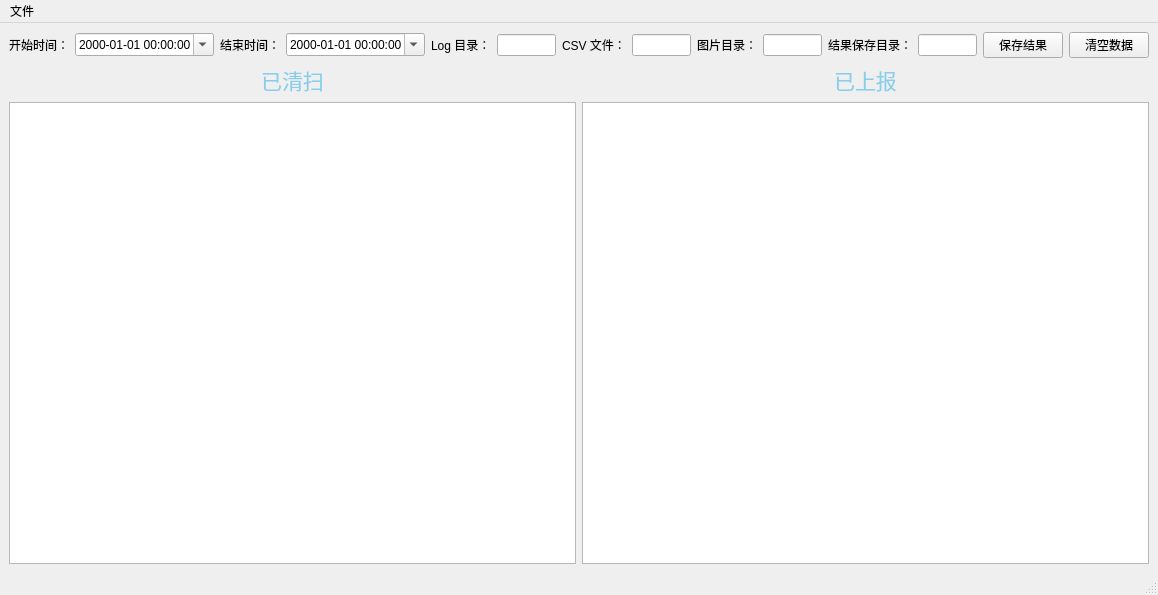
Before: the Qt Designer form ui/main.ui in gwt805/Log-Analysis-Tool, drawn with Qt 5.
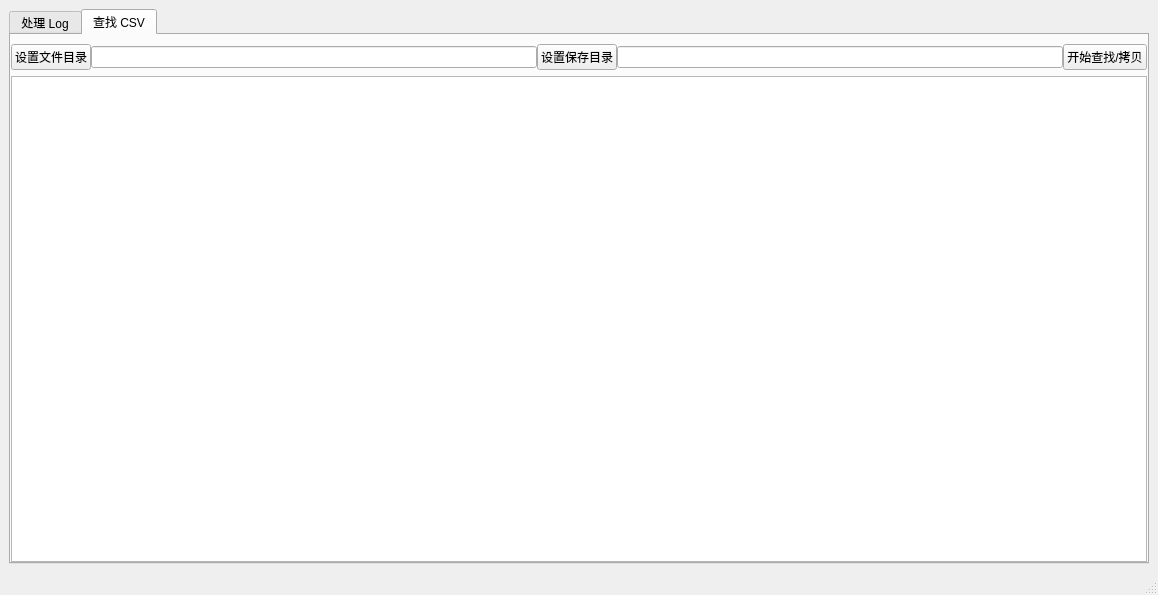
After: the same form once the commit is applied.

Commit message: add find and move info.csv

Diff of the .ui file:
```diff
--- a/ui/main.ui
+++ b/ui/main.ui
@@ -25,9 +25,34 @@
    </property>
    <layout class="QVBoxLayout" name="verticalLayout_5">
     <item>
-     <layout class="QVBoxLayout" name="verticalLayout">
+     <widget class="QTabWidget" name="tabWidget">
+      <property name="currentIndex">
+       <number>1</number>
+      </property>
+      <widget class="QWidget" name="tab_process_log">
+       <attribute name="title">
+        <string>处理 Log</string>
+       </attribute>
+       <layout class="QVBoxLayout" name="verticalLayout_4">
+        <property name="leftMargin">
+         <number>0</number>
+        </property>
+        <property name="topMargin">
+         <number>9</number>
+        </property>
+        <property name="rightMargin">
+         <number>0</number>
+        </property>
+        <property name="bottomMargin">
+         <number>0</number>
+        </property>
       <item>
-       <layout class="QHBoxLayout" name="horizontalLayout">
+         <layout class="QVBoxLayout" name="process_log_v_l">
+          <property name="spacing">
+           <number>0</number>
+          </property>
+          <item>
+           <layout class="QHBoxLayout" name="process_log_h_l">
         <item>
          <widget class="QLabel" name="label_start_time">
           <property name="text">
@@ -81,9 +106,9 @@
          </widget>
         </item>
         <item>
-         <widget class="QLabel" name="label_log">
+             <widget class="QPushButton" name="btn_log">
           <property name="text">
-           <string>Log 目录：</string>
+               <string>设置 Log 目录</string>
           </property>
          </widget>
         </item>
@@ -98,15 +123,9 @@
          </widget>
         </item>
         <item>
-         <widget class="QLabel" name="label_csv">
-          <property name="minimumSize">
-           <size>
-            <width>0</width>
-            <height>0</height>
-           </size>
-          </property>
+             <widget class="QPushButton" name="btn_csv">
           <property name="text">
-           <string>CSV 文件：</string>
+               <string>设置 CSV 目录</string>
           </property>
          </widget>
         </item>
@@ -118,9 +137,9 @@
          </widget>
         </item>
         <item>
-         <widget class="QLabel" name="label_img">
+             <widget class="QPushButton" name="btn_img">
           <property name="text">
-           <string>图片目录：</string>
+               <string>设置图片目录</string>
           </property>
          </widget>
         </item>
@@ -132,9 +151,9 @@
          </widget>
         </item>
         <item>
-         <widget class="QLabel" name="label_result">
+             <widget class="QPushButton" name="pushButton_3">
           <property name="text">
-           <string>结果保存目录：</string>
+               <string>设置结果保存目录</string>
           </property>
          </widget>
         </item>
@@ -152,17 +171,10 @@
           </property>
          </widget>
         </item>
-        <item>
-         <widget class="QPushButton" name="btn_clean">
-          <property name="text">
-           <string>清空数据</string>
-          </property>
-         </widget>
-        </item>
        </layout>
       </item>
       <item>
-       <layout class="QHBoxLayout" name="horizontalLayout_2">
+           <layout class="QHBoxLayout" name="process_log_h_l_1">
         <property name="spacing">
          <number>6</number>
         </property>
@@ -234,25 +246,83 @@
     </item>
    </layout>
   </widget>
+      <widget class="QWidget" name="tab_find_csv">
+       <attribute name="title">
+        <string>查找 CSV</string>
+       </attribute>
+       <layout class="QVBoxLayout" name="verticalLayout_7">
+        <property name="leftMargin">
+         <number>0</number>
+        </property>
+        <property name="rightMargin">
+         <number>0</number>
+        </property>
+        <property name="bottomMargin">
+         <number>0</number>
+        </property>
+        <item>
+         <layout class="QVBoxLayout" name="find_csv_v_l">
+          <property name="spacing">
+           <number>0</number>
+          </property>
+          <item>
+           <layout class="QHBoxLayout" name="find_csv_h_l">
+            <item>
+             <widget class="QPushButton" name="btn_file">
+              <property name="text">
+               <string>设置文件目录</string>
+              </property>
+             </widget>
+            </item>
+            <item>
+             <widget class="QLineEdit" name="input_file">
+              <property name="readOnly">
+               <bool>true</bool>
+              </property>
+             </widget>
+            </item>
+            <item>
+             <widget class="QPushButton" name="btn_save_2">
+              <property name="text">
+               <string>设置保存目录</string>
+              </property>
+             </widget>
+            </item>
+            <item>
+             <widget class="QLineEdit" name="input_save">
+              <property name="readOnly">
+               <bool>true</bool>
+              </property>
+             </widget>
+            </item>
+            <item>
+             <widget class="QPushButton" name="btn_move">
+              <property name="text">
+               <string>开始查找/拷贝</string>
+              </property>
+             </widget>
+            </item>
+           </layout>
+          </item>
+         </layout>
+        </item>
+        <item>
+         <widget class="QListView" name="listView">
+          <property name="minimumSize">
+           <size>
+            <width>600</width>
+            <height>250</height>
+           </size>
+          </property>
+         </widget>
+        </item>
+       </layout>
+      </widget>
+     </widget>
+    </item>
+   </layout>
+  </widget>
   <widget class="QStatusBar" name="statusbar"/>
-  <widget class="QMenuBar" name="menubar">
-   <property name="geometry">
-    <rect>
-     <x>0</x>
-     <y>0</y>
-     <width>1158</width>
-     <height>23</height>
-    </rect>
-   </property>
-   <widget class="QMenu" name="menu">
-    <property name="title">
-     <string>文件</string>
-    </property>
-    <addaction name="action_log"/>
-    <addaction name="action_result"/>
-   </widget>
-   <addaction name="menu"/>
-  </widget>
   <action name="action_log">
    <property name="text">
     <string>打开 日志 所在目录</string>
```
Left out of the diff: 4 changed lines with no effect on the pictures. Lines whose indentation alone changed are shown as unchanged. The commit also changes 2 other files.
